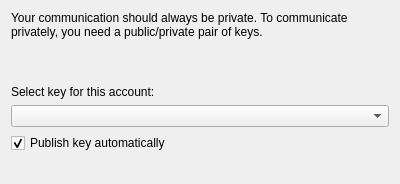
Above: src/ui/cryptopage.ui from KDE/kmail-account-wizard before the change. Below: the same form after it.
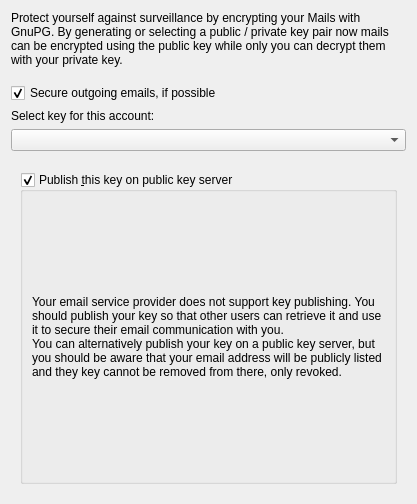
That is the form after the change. Custom widgets are drawn as their Qt base class.

Commit message:
Implement key publishing with WKS and PKS
When creating a new account, we allow user to choose if they want
to publish their OpenPGP key. We first check, whether user's
email provider supports WKS and if yes, we publish the key via WKS,
otherwise we fallback to PKS publishing.

The edit to the form file:
```diff
--- a/src/ui/cryptopage.ui
+++ b/src/ui/cryptopage.ui
@@ -6,15 +6,24 @@
    <rect>
     <x>0</x>
     <y>0</y>
-    <width>400</width>
-    <height>184</height>
+    <width>417</width>
+    <height>504</height>
    </rect>
   </property>
+  <property name="sizePolicy">
+   <sizepolicy hsizetype="Preferred" vsizetype="Minimum">
+    <horstretch>0</horstretch>
+    <verstretch>0</verstretch>
+   </sizepolicy>
+  </property>
   <layout class="QVBoxLayout" name="verticalLayout">
+   <property name="sizeConstraint">
+    <enum>QLayout::SetMinimumSize</enum>
+   </property>
    <item>
     <widget class="QLabel" name="label">
      <property name="text">
-      <string>Your communication should always be private. To communicate privately, you need a public/private pair of keys.</string>
+      <string>Protect yourself against surveillance by encrypting your Mails with GnuPG. By generating or selecting a public / private key pair now mails can be encrypted using the public key while only you can decrypt them with your private key.</string>
      </property>
      <property name="wordWrap">
       <bool>true</bool>
@@ -32,11 +41,24 @@
      <property name="sizeHint" stdset="0">
       <size>
        <width>20</width>
-       <height>40</height>
+       <height>10</height>
       </size>
      </property>
     </spacer>
    </item>
+   <item>
+    <widget class="QCheckBox" name="enableCryptoCheckBox">
+     <property name="toolTip">
+      <string>When sending mails KMail automatically looks for encryption keys of your recipients and secures the mail when keys for each recipient can be found. It also signs your mails cryptographically so that it can be verified that your messages have not been tampered with.</string>
+     </property>
+     <property name="text">
+      <string>Secure outgoing emails, if possible</string>
+     </property>
+     <property name="checked">
+      <bool>true</bool>
+     </property>
+    </widget>
+   </item>
    <item>
     <widget class="QLabel" name="label_2">
      <property name="text">
@@ -55,34 +77,110 @@
     </widget>
    </item>
    <item>
-    <widget class="QCheckBox" name="publishCheckbox">
-     <property name="whatsThis">
-      <string>The public key will be uploaded to a key server from where other users can download it to verify authenticity of emails you sent them.</string>
+    <widget class="KNewPasswordWidget" name="passwordWidget">
+     <property name="visible">
+      <bool>false</bool>
      </property>
-     <property name="text">
-      <string>Publish key automatically</string>
-     </property>
-     <property name="checked">
-      <bool>true</bool>
-     </property>
     </widget>
    </item>
    <item>
-    <spacer name="verticalSpacer">
-     <property name="orientation">
-      <enum>Qt::Vertical</enum>
+    <widget class="QStackedWidget" name="stackedWidget">
+     <property name="currentIndex">
+      <number>2</number>
      </property>
-     <property name="sizeHint" stdset="0">
-      <size>
-       <width>20</width>
-       <height>40</height>
-      </size>
-     </property>
-    </spacer>
+     <widget class="QWidget" name="wksSupportPage">
+      <layout class="QVBoxLayout" name="verticalLayout_6">
+       <item>
+        <widget class="QGroupBox" name="groupBox">
+         <property name="title">
+          <string>Checking key publishing support ...</string>
+         </property>
+         <layout class="QVBoxLayout" name="verticalLayout_7">
+          <item>
+           <widget class="QProgressBar" name="wksCheckProgressBar">
+            <property name="maximum">
+             <number>0</number>
+            </property>
+            <property name="value">
+             <number>-1</number>
+            </property>
+           </widget>
+          </item>
+         </layout>
+        </widget>
+       </item>
+      </layout>
+     </widget>
+     <widget class="QWidget" name="wksPage">
+      <layout class="QVBoxLayout" name="verticalLayout_3">
+       <item>
+        <widget class="QGroupBox" name="wksCheckBox">
+         <property name="title">
+          <string>Register &amp;this key with you email provider</string>
+         </property>
+         <property name="checkable">
+          <bool>true</bool>
+         </property>
+         <layout class="QVBoxLayout" name="verticalLayout_2">
+          <item>
+           <widget class="QLabel" name="wksDescription">
+            <property name="text">
+             <string>Your email service provider supports a service to provide your public key so that others can find it.
+This means that your public key can be queried from your email provider and others can then use it to secure their email communication with you.</string>
+            </property>
+            <property name="alignment">
+             <set>Qt::AlignLeading|Qt::AlignLeft|Qt::AlignVCenter</set>
+            </property>
+            <property name="wordWrap">
+             <bool>true</bool>
+            </property>
+           </widget>
+          </item>
+         </layout>
+        </widget>
+       </item>
+      </layout>
+     </widget>
+     <widget class="QWidget" name="pksPageBox">
+      <layout class="QVBoxLayout" name="verticalLayout_4">
+       <item>
+        <widget class="QGroupBox" name="pksCheckBox">
+         <property name="title">
+          <string>Publish &amp;this key on public key server</string>
+         </property>
+         <property name="checkable">
+          <bool>true</bool>
+         </property>
+         <layout class="QVBoxLayout" name="verticalLayout_5">
+          <item>
+           <widget class="QLabel" name="pksDescription">
+            <property name="text">
+             <string>Your email service provider does not support key publishing. You should publish your key so that other users can retrieve it and use it to secure their email communication with you.
+You can alternatively publish your key on a public key server, but you should be aware that your email address will be publicly listed and they key cannot be removed from there, only revoked.</string>
+            </property>
+            <property name="alignment">
+             <set>Qt::AlignLeading|Qt::AlignLeft|Qt::AlignVCenter</set>
+            </property>
+            <property name="wordWrap">
+             <bool>true</bool>
+            </property>
+           </widget>
+          </item>
+         </layout>
+        </widget>
+       </item>
+      </layout>
+     </widget>
+    </widget>
    </item>
   </layout>
  </widget>
  <customwidgets>
+  <customwidget>
+   <class>KNewPasswordWidget</class>
+   <extends>QWidget</extends>
+   <header>knewpasswordwidget.h</header>
+  </customwidget>
   <customwidget>
    <class>Kleo::KeySelectionCombo</class>
    <extends>QComboBox</extends>
```
Left out of the diff: 3 changed lines with no effect on the pictures. The commit also changes 13 other files.
